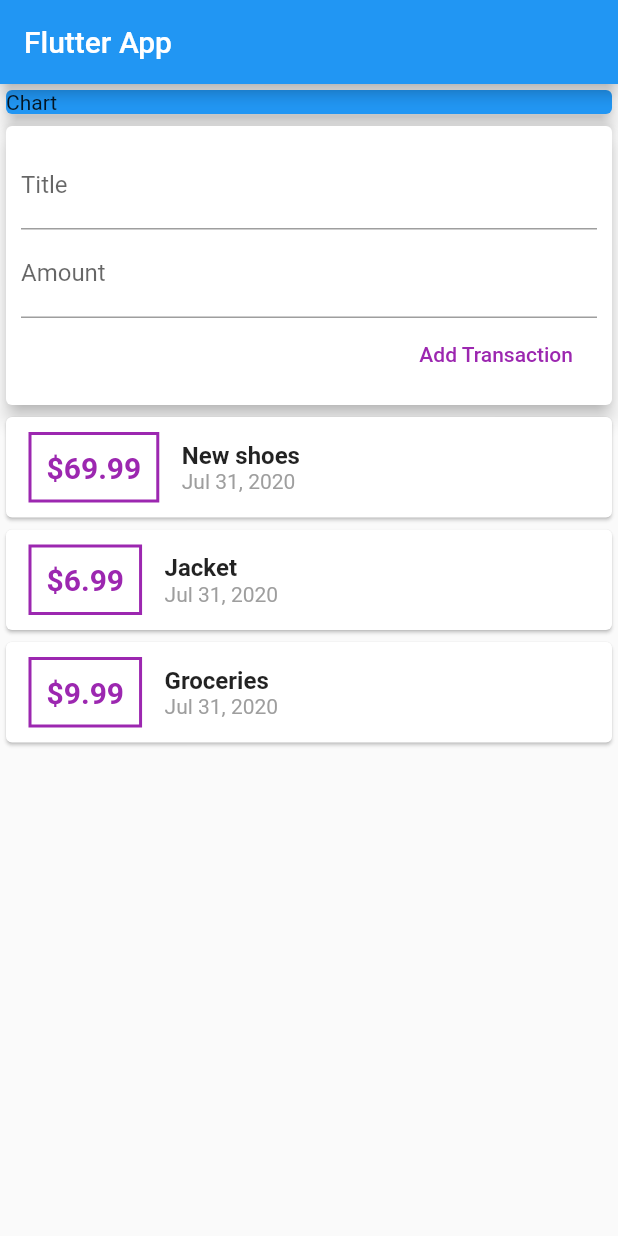
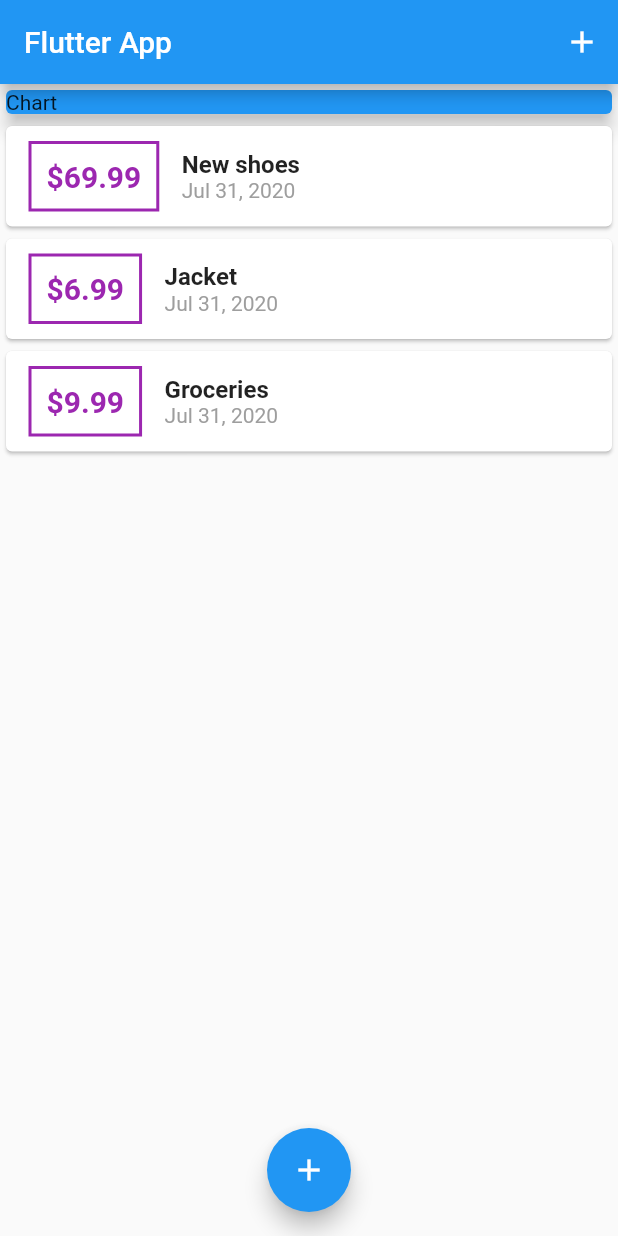
Before and after one commit to acybulska/expenses_app, a Flutter app: the screen it shows after launch, on a phone screen of 412 x 824 dp. Run offline on Flutter 3.47's test engine with Material 2 defaults, Android fonts, the phone set to English and light mode, and no system bars.

Commit message:
Refactor so there's a new transaction modal from buttons

```diff
--- a/lib/main.dart
+++ b/lib/main.dart
@@ -1,6 +1,9 @@
 import 'package:flutter/material.dart';
 
-import './widgets/user_transactions.dart';
+import './widgets/new_transaction.dart';
+import './widgets/transaction_list.dart';
+
+import './models/transaction.dart';
 
 void main() {
   runApp(MyApp());
@@ -12,19 +15,75 @@ class MyApp extends StatelessWidget {
     return MaterialApp(
       title: 'Flutter App',
       home: MyHomePage(),
+      debugShowCheckedModeBanner: false,
     );
   }
 }
 
-class MyHomePage extends StatelessWidget {
-  String titleInput;
-  String amountInput;
+class MyHomePage extends StatefulWidget {
+  @override
+  _MyHomePageState createState() => _MyHomePageState();
+}
+
+class _MyHomePageState extends State<MyHomePage> {
+  final List<Transaction> _userTransactions = [
+    Transaction(
+      id: 'T1',
+      title: 'New shoes',
+      amount: 69.99,
+      date: DateTime.now(),
+    ),
+    Transaction(
+      id: 'T2',
+      title: 'Jacket',
+      amount: 6.99,
+      date: DateTime.now(),
+    ),
+    Transaction(
+      id: 'T3',
+      title: 'Groceries',
+      amount: 9.99,
+      date: DateTime.now(),
+    ),
+  ];
+
+  void _addNewTransaction(String title, double amount) {
+    final newTx = Transaction(
+      title: title,
+      amount: amount,
+      date: DateTime.now(),
+      id: DateTime.now().toString(),
+    );
+
+    setState(() {
+      _userTransactions.add(newTx);
+    });
+  }
+
+  void _startAddNewTransaction(BuildContext ctx) {
+    showModalBottomSheet(
+      context: ctx,
+      builder: (_) {
+        return GestureDetector(
+          onTap: () {},
+          child: NewTransaction(_addNewTransaction),
+          behavior: HitTestBehavior.opaque,
+        );
+      },
+    );
+  }
 
   @override
   Widget build(BuildContext context) {
     return Scaffold(
       appBar: AppBar(
         title: Text('Flutter App'),
+        actions: <Widget>[
+          IconButton(
+            icon: Icon(Icons.add),
+            onPressed: () => _startAddNewTransaction(context),
+          ),
+        ],
       ),
       body: SingleChildScrollView(
         child: Column(
@@ -38,9 +97,15 @@ class MyHomePage extends StatelessWidget {
                 elevation: 5,
               ),
             ),
-              UserTransactions(),
+            TransactionList(_userTransactions),
           ],
         ),
-        ));
+      ),
+      floatingActionButtonLocation: FloatingActionButtonLocation.centerFloat,
+      floatingActionButton: FloatingActionButton(
+        onPressed: () => _startAddNewTransaction(context),
+        child: Icon(Icons.add),
+      ),
+    );
   }
 }
--- a/lib/widgets/transaction_list.dart
+++ b/lib/widgets/transaction_list.dart
@@ -25,12 +25,13 @@ class TransactionList extends StatelessWidget {
                     width: 2,
                   )),
                   padding: EdgeInsets.all(10),
-                  child: Text("\$${transactions[index].amount}",
-                      style: TextStyle(
-                        fontWeight: FontWeight.bold,
-                        fontSize: 20,
-                        color: Colors.purple,
-                      )),
+                  child:
+                      Text("\$${transactions[index].amount.toStringAsFixed(2)}",
+                          style: TextStyle(
+                            fontWeight: FontWeight.bold,
+                            fontSize: 20,
+                            color: Colors.purple,
+                          )),
                 ),
                 Column(
                   crossAxisAlignment: CrossAxisAlignment.start,
--- a/lib/widgets/user_transactions.dart
+++ /dev/null
@@ -1,58 +0,0 @@
-import 'package:expenses_app/widgets/new_transaction.dart';
-import 'package:expenses_app/widgets/transaction_list.dart';
-import 'package:flutter/material.dart';
-
-import './new_transaction.dart';
-import './transaction_list.dart';
-import '../models/transaction.dart';
-
-class UserTransactions extends StatefulWidget {
-  @override
-  _UserTransactionsState createState() => _UserTransactionsState();
-}
-
-class _UserTransactionsState extends State<UserTransactions> {
-  final List<Transaction> _userTransactions = [
-    Transaction(
-      id: 'T1',
-      title: 'New shoes',
-      amount: 69.99,
-      date: DateTime.now(),
-    ),
-    Transaction(
-      id: 'T2',
-      title: 'Jacket',
-      amount: 6.99,
-      date: DateTime.now(),
-    ),
-    Transaction(
-      id: 'T3',
-      title: 'Groceries',
-      amount: 9.99,
-      date: DateTime.now(),
-    ),
-  ];
-
-  void _addNewTransaction(String title, double amount) {
-    final newTx = Transaction(
-      title: title,
-      amount: amount,
-      date: DateTime.now(),
-      id: DateTime.now().toString(),
-    );
-
-    setState(() {
-      _userTransactions.add(newTx);
-    });
-  }
-
-  @override
-  Widget build(BuildContext context) {
-    return Column(
-      children: <Widget>[
-        NewTransaction(_addNewTransaction),
-        TransactionList(_userTransactions),
-      ],
-    );
-  }
-}
```
Lines whose indentation alone changed are shown as unchanged.
